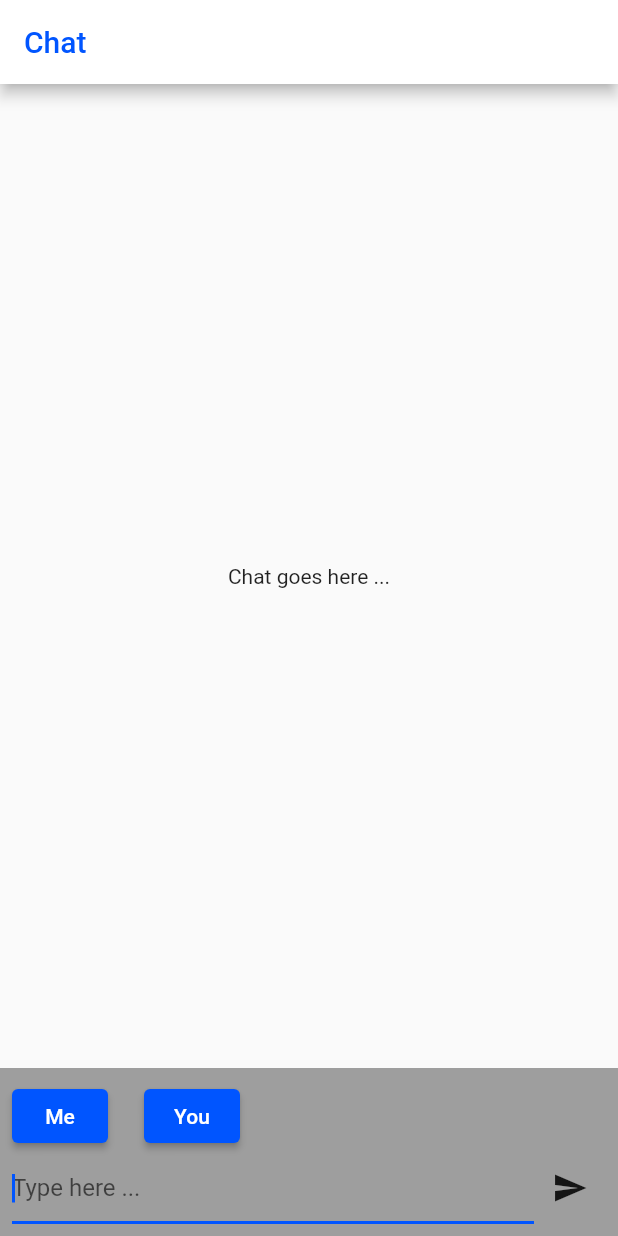
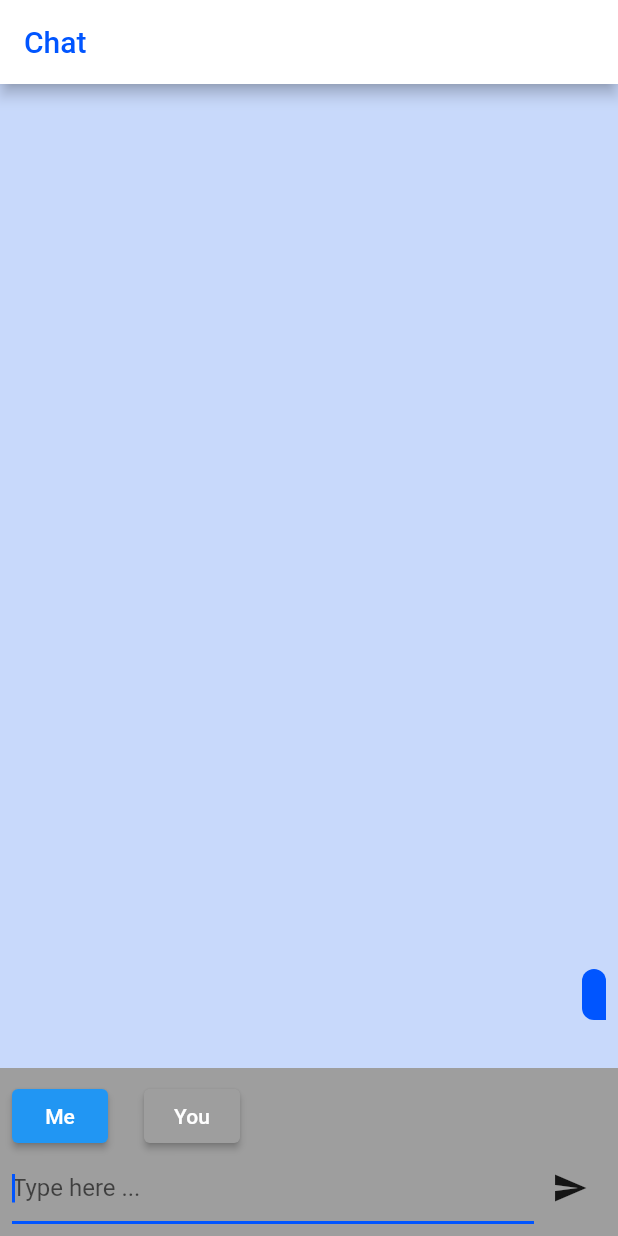
Before and after one commit to Noob-2-pro/Chat_app_demo, a Flutter app: the screen it shows after launch, after a tap on the "send" icon, on a phone screen of 412 x 824 dp. Run offline on Flutter 3.47's test engine with Material 2 defaults, Android fonts, the phone set to English and light mode, and no system bars.

Commit message:
interview task by Ritik Jain

```diff
--- /dev/null
+++ b/lib/constant.dart
@@ -0,0 +1,3 @@
+import 'dart:ui';
+
+const primaryColor = Color(0xFF0055FF);
--- a/lib/data/message.dart
+++ b/lib/data/message.dart
@@ -3,7 +3,11 @@ import 'package:flutter/material.dart';
 enum Person { ME, YOU }
 
 class Message {
-  Message({Key? key, required this.text, required this.person}) {
+  Message({
+    Key? key,
+    required this.text,
+    required this.person,
+  }) {
     timestamp = DateTime.now();
   }
 
--- a/lib/main.dart
+++ b/lib/main.dart
@@ -1,11 +1,14 @@
+import 'package:chat/providers/message_provider.dart';
 import 'package:chat/ui/screens/home/home.dart';
 import 'package:flutter/material.dart';
+import 'package:provider/provider.dart';
+
+import 'constant.dart';
 
 void main() {
   runApp(const MyApp());
 }
 
-const primaryColor = Color(0xFF0055FF);
 
 class MyApp extends StatelessWidget {
   const MyApp({Key? key}) : super(key: key);
@@ -25,7 +28,9 @@ class MyApp extends StatelessWidget {
         // or simply save your changes to "hot reload" in a Flutter IDE).
         // Notice that the counter didn't reset back to zero; the application
         // is not restarted.
-        primarySwatch: MaterialColor(primaryColor.value, const <int, Color>{
+        primarySwatch: MaterialColor(
+          primaryColor.value,
+          const <int, Color>{
             50: Color(0xffe9ebff),
             100: Color(0xffc7cdff),
             200: Color(0xffa0aeff),
@@ -36,9 +41,13 @@ class MyApp extends StatelessWidget {
             700: Color(0xff0040e6),
             800: Color(0xff0034db),
             900: Color(0xff001acb),
-        }),
+          },
         ),
-      home: const Home(),
+      ),
+      home: ChangeNotifierProvider(
+        create: (context) => MessageProvider(),
+        child: Home(),
+      ),
     );
   }
 }
--- /dev/null
+++ b/lib/providers/message_provider.dart
@@ -0,0 +1,14 @@
+import 'package:flutter/material.dart';
+
+import '../data/message.dart';
+
+class MessageProvider extends ChangeNotifier {
+  List<Message> _messages = [];
+
+  List<Message> get messgesList => _messages;
+
+  void addMessages(Message message) {
+    _messages.add(message);
+    notifyListeners();
+  }
+}
--- a/lib/ui/screens/home/chat_message.dart
+++ b/lib/ui/screens/home/chat_message.dart
@@ -11,31 +11,24 @@ class ChatMessage extends StatelessWidget {
     final isFirstPerson = message.person == Person.ME;
     final textColor = isFirstPerson ? Colors.white : Colors.black;
     var borderRadius = BorderRadius.circular(16);
-    borderRadius = isFirstPerson
-        ? borderRadius.copyWith(bottomRight: Radius.zero)
-        : borderRadius.copyWith(bottomLeft: Radius.zero);
-    final bgColor =
-        isFirstPerson ? Theme.of(context).primaryColor : Colors.white;
+    borderRadius = isFirstPerson ? borderRadius.copyWith(bottomRight: Radius.zero) : borderRadius.copyWith(bottomLeft: Radius.zero);
+    final bgColor = isFirstPerson ? Theme.of(context).primaryColor : Colors.white;
     return Row(
-      mainAxisAlignment: message.person == Person.ME
-          ? MainAxisAlignment.end
-          : MainAxisAlignment.start,
+      mainAxisAlignment: message.person == Person.ME ? MainAxisAlignment.end : MainAxisAlignment.start,
       children: [
-        Expanded(
-          child: Container(
+        Container(
+          constraints: BoxConstraints(
+            maxWidth: MediaQuery.of(context).size.width * 0.8,
+          ),
           padding: const EdgeInsets.symmetric(horizontal: 8, vertical: 8),
           margin: const EdgeInsets.only(bottom: 24),
           decoration: BoxDecoration(
             borderRadius: borderRadius,
             color: bgColor,
           ),
-            child: Row(children: [
-              Expanded(
           child: Text(
             message.text,
             style: TextStyle(color: textColor, fontSize: 12, height: 1.5),
-              )),
-            ]),
           ),
         )
       ],
--- a/lib/ui/screens/home/home.dart
+++ b/lib/ui/screens/home/home.dart
@@ -1,8 +1,14 @@
+import 'package:chat/constant.dart';
+import 'package:chat/providers/message_provider.dart';
+import 'package:chat/ui/screens/home/chat_message.dart';
 import 'package:chat/ui/screens/home/input_section.dart';
 import 'package:flutter/material.dart';
+import 'package:provider/provider.dart';
 
 class Home extends StatelessWidget {
-  const Home({Key? key}) : super(key: key);
+  Home({Key? key}) : super(key: key);
+
+  // List<Message> messages = [];
 
   @override
   Widget build(BuildContext context) {
@@ -14,12 +20,43 @@ class Home extends StatelessWidget {
         ),
         backgroundColor: Colors.white,
       ),
-      body: Column(children: [
-        Expanded(
-          child: Center(child: Text('Chat goes here ...')),
-        ),
-        InputSection()
-      ]),
+      body: Column(
+        children: [
+          Consumer<MessageProvider>(builder: (context, messageProvider, _) {
+            return Expanded(
+              child: Container(
+                padding: EdgeInsets.all(8),
+                color: primaryColor.withOpacity(0.2),
+                child: ListView.builder(
+                  reverse: true,
+                  itemCount: messageProvider.messgesList.length,
+                  itemBuilder: (context, index) {
+                    return ChatMessage(message: messageProvider.messgesList[messageProvider.messgesList.length - 1 - index]);
+                  },
+                ),
+              ),
+            );
+          }),
+          InputSection()
+        ],
+      ),
     );
   }
 }
+
+
+// List<int> a = [1,2,3,4,5,6,7,8];
+
+// int i = 0;
+// int j = a.length-1;
+
+// while(true){
+
+// int temp = a[i];
+// a[i] =
+
+// }
+
+// 0,5
+
+// (a.lenght -1 - i)
--- a/lib/ui/screens/home/input_section.dart
+++ b/lib/ui/screens/home/input_section.dart
@@ -1,4 +1,7 @@
+import 'package:chat/data/message.dart';
+import 'package:chat/providers/message_provider.dart';
 import 'package:flutter/material.dart';
+import 'package:provider/provider.dart';
 
 class InputSection extends StatefulWidget {
   const InputSection({Key? key}) : super(key: key);
@@ -9,6 +12,7 @@ class InputSection extends StatefulWidget {
 
 class _InputSectionState extends State<InputSection> {
   late final TextEditingController textController = TextEditingController();
+  Person person = Person.ME;
 
   @override
   Widget build(BuildContext context) {
@@ -20,12 +24,34 @@ class _InputSectionState extends State<InputSection> {
             Row(
               children: [
                 ElevatedButton(
-                  onPressed: (() {}),
+                  style: ButtonStyle(backgroundColor: MaterialStateColor.resolveWith((states) {
+                    if (person == Person.ME) {
+                      return Colors.blue;
+                    } else {
+                      return Colors.grey;
+                    }
+                  })),
+                  onPressed: (() {
+                    person = Person.ME;
+                    setState(() {});
+                  }),
                   child: const Text('Me'),
-                  style: const ButtonStyle(),
+                  // style: const ButtonStyle(),
                 ),
                 const SizedBox(width: 24),
-                ElevatedButton(onPressed: (() {}), child: const Text('You'))
+                ElevatedButton(
+                    style: ButtonStyle(backgroundColor: MaterialStateColor.resolveWith((states) {
+                      if (person == Person.YOU) {
+                        return Colors.blue;
+                      } else {
+                        return Colors.grey;
+                      }
+                    })),
+                    onPressed: (() {
+                      person = Person.YOU;
+                      setState(() {});
+                    }),
+                    child: const Text('You'))
               ],
             ),
             Row(children: [
@@ -36,7 +62,16 @@ class _InputSectionState extends State<InputSection> {
                 keyboardType: TextInputType.text,
                 decoration: const InputDecoration(hintText: 'Type here ...'),
               )),
-              IconButton(onPressed: () {}, icon: const Icon(Icons.send))
+              IconButton(
+                  onPressed: () {
+                    Provider.of<MessageProvider>(context, listen: false).addMessages(
+                      Message(
+                        text: textController.text,
+                        person: person,
+                      ),
+                    );
+                  },
+                  icon: const Icon(Icons.send))
             ]),
           ],
         ));
--- a/pubspec.yaml
+++ b/pubspec.yaml
@@ -34,6 +34,7 @@ dependencies:
   # The following adds the Cupertino Icons font to your application.
   # Use with the CupertinoIcons class for iOS style icons.
   cupertino_icons: ^1.0.2
+  provider: ^6.0.3
 
 dev_dependencies:
   flutter_test:
```
Also changed, not shown: pubspec.lock, 1 other file. Lines whose indentation alone changed are shown as unchanged.
